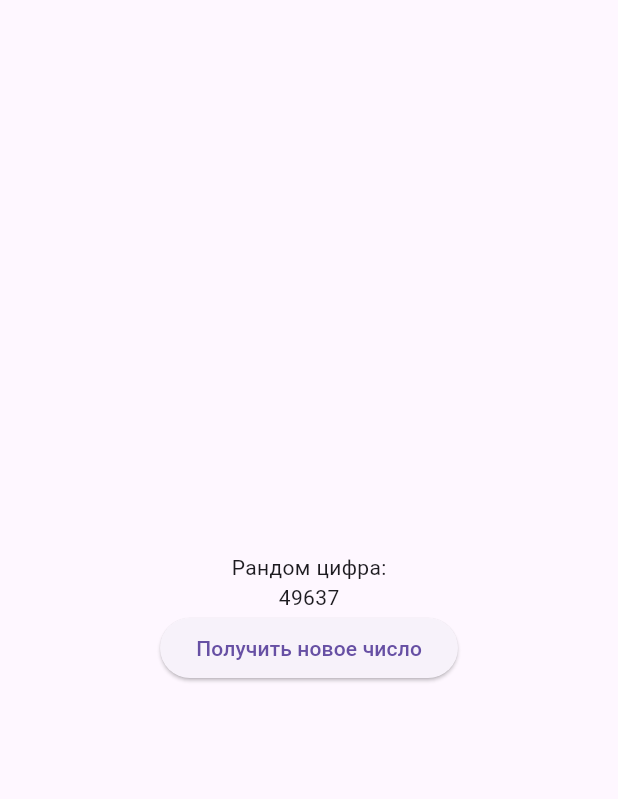
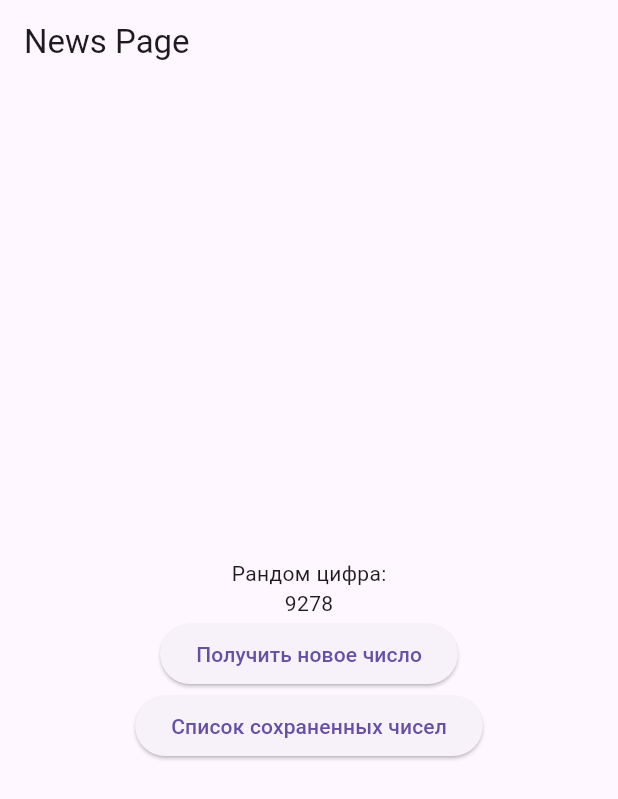
Before and after one commit to OPTI95/news, a Flutter app: the screen it shows after launch, after a tap on "Получить новое число", on a phone screen of 412 x 824 dp. Shown: the top 799 px of the screen. Run offline on Flutter 3.47's test engine with Material 3 defaults, Android fonts, the phone set to English and light mode, and no system bars; our stand-ins replace shared_preferences.

```diff
--- /dev/null
+++ b/lib/get_random_value_page.dart
@@ -0,0 +1,74 @@
+import 'dart:math';
+import 'package:flutter/material.dart';
+import 'package:shared_preferences/shared_preferences.dart';
+
+import 'saved_numbers_page.dart';
+
+class GetRandomValuePage extends StatefulWidget {
+  final SharedPreferences prefs;
+
+  const GetRandomValuePage({super.key, required this.prefs});
+
+  @override
+  State<GetRandomValuePage> createState() => _GetRandomValuePageState();
+}
+
+class _GetRandomValuePageState extends State<GetRandomValuePage> {
+  late SharedPreferences _prefs;
+  Random random = Random();
+  List<int> savedNumbers = [];
+
+  @override
+  void initState() {
+    super.initState();
+    _prefs = widget.prefs;
+    _loadSavedNumbers();
+  }
+
+  Future<void> _loadSavedNumbers() async {
+    savedNumbers =
+        _prefs.getStringList('saved_numbers')?.map(int.parse).toList() ?? [];
+  }
+
+  Future<void> _saveNumber(int number) async {
+    savedNumbers.add(number);
+    await _prefs.setStringList(
+        'saved_numbers', savedNumbers.map((e) => e.toString()).toList());
+  }
+
+  @override
+  Widget build(BuildContext context) {
+    return Scaffold(
+      appBar: AppBar(
+        title: const Text('News Page'),
+      ),
+      body: Center(
+        child: Column(
+          mainAxisSize: MainAxisSize.min,
+          children: [
+            const Text("Рандом цифра:"),
+            Text("${random.nextInt(100000)}"),
+            ElevatedButton(
+              onPressed: () async {
+                final newNumber = random.nextInt(100000);
+                await _saveNumber(newNumber);
+                setState(() {});
+              },
+              child: const Text("Получить новое число"),
+            ),
+            ElevatedButton(
+              onPressed: () {
+                Navigator.push(
+                  context,
+                  MaterialPageRoute(
+                      builder: (context) => SavedNumbersPage(savedNumbers)),
+                );
+              },
+              child: const Text("Список сохраненных чисел"),
+            ),
+          ],
+        ),
+      ),
+    );
+  }
+}
--- a/lib/main.dart
+++ b/lib/main.dart
@@ -1,17 +1,25 @@
 import 'package:flutter/material.dart';
-import 'package:news/news_page.dart';
+import 'package:news/get_random_value_page.dart';
+import 'package:shared_preferences/shared_preferences.dart';
 
-void main() {
-  runApp(const MainApp());
+void main() async {
+  WidgetsFlutterBinding.ensureInitialized();
+  SharedPreferences prefs = await SharedPreferences.getInstance();
+  runApp(MainApp(
+    prefs: prefs,
+  ));
 }
 
 class MainApp extends StatelessWidget {
-  const MainApp({super.key});
+  final SharedPreferences prefs;
+
+  const MainApp({super.key, required this.prefs});
 
   @override
   Widget build(BuildContext context) {
-    return const MaterialApp(
-      home: NewsPage()
-    );
+    return MaterialApp(
+        home: GetRandomValuePage(
+      prefs: prefs,
+    ));
   }
 }
--- a/lib/news_page.dart
+++ /dev/null
@@ -1,34 +0,0 @@
-import 'dart:math';
-
-import 'package:flutter/material.dart';
-
-class NewsPage extends StatefulWidget {
-  const NewsPage({super.key});
-
-  @override
-  State<NewsPage> createState() => _NewsPageState();
-}
-
-class _NewsPageState extends State<NewsPage> {
-  Random random = Random();
-
-  @override
-  Widget build(BuildContext context) {
-    return Scaffold(
-      body: Center(
-        child: Column(
-          mainAxisSize: MainAxisSize.min,
-          children: [
-            const Text("Рандом цифра:"),
-            Text("${random.nextInt(100000)}"),
-            ElevatedButton(
-                onPressed: () {
-                  setState(() {});
-                },
-                child: const Text("Получить новое число"))
-          ],
-        ),
-      ),
-    );
-  }
-}
--- a/pubspec.yaml
+++ b/pubspec.yaml
@@ -9,11 +9,12 @@ environment:
 dependencies:
   flutter:
     sdk: flutter
+  shared_preferences: ^2.2.3
 
 dev_dependencies:
+  flutter_lints: ^3.0.0
   flutter_test:
     sdk: flutter
-  flutter_lints: ^3.0.0
 
 flutter:
   uses-material-design: true
```
Also changed, not shown: lib/saved_numbers_page.dart (added, +24 -0 lines), pubspec.lock, 1 other file.
